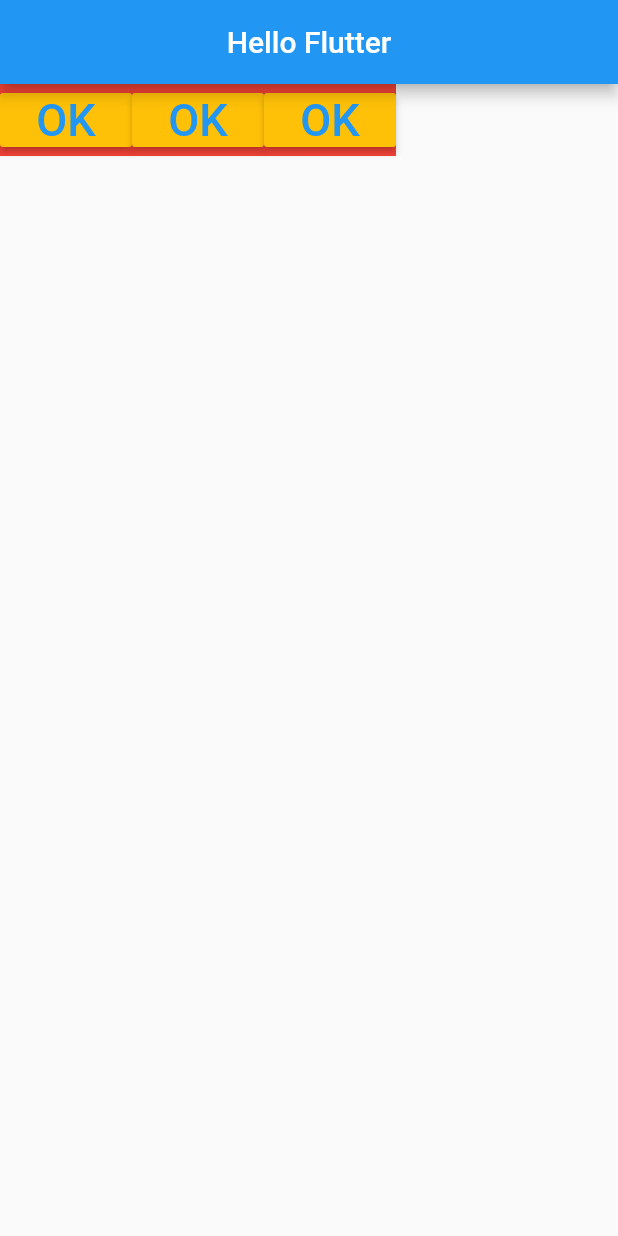
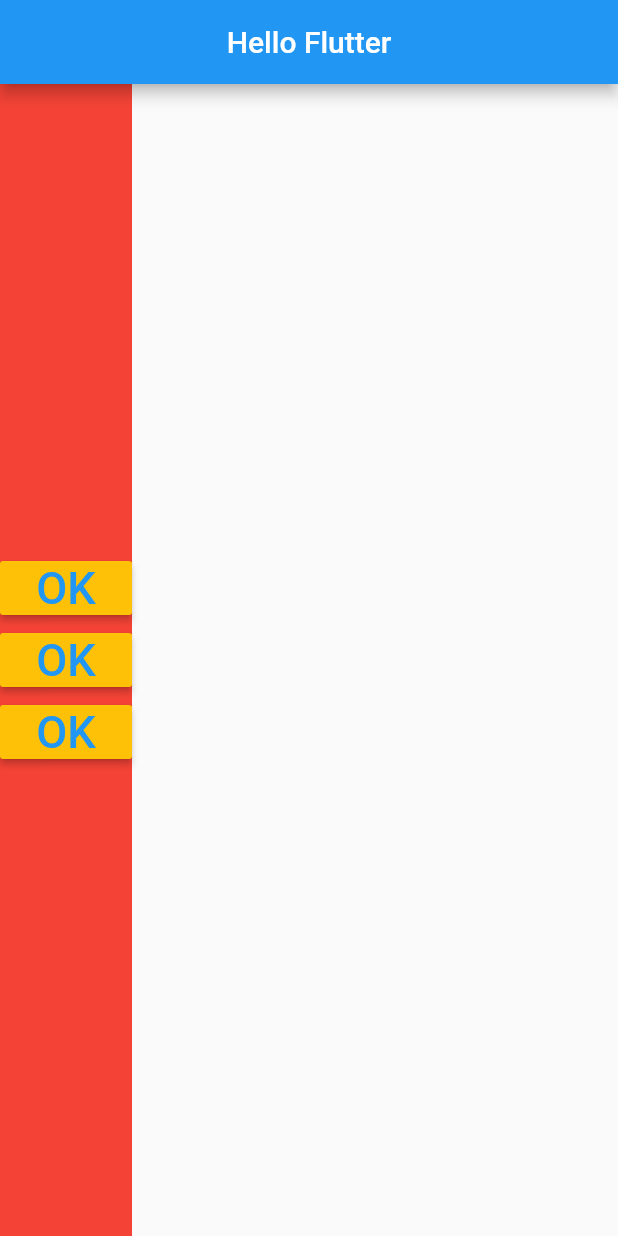
Before and after one commit to LucianoFraga27/Flutter_01_Widgets, a Flutter app: the screen it shows after launch, on a phone screen of 412 x 824 dp. Run offline on Flutter 3.47's test engine with Material 2 defaults, Android fonts, the phone set to English and light mode, and no system bars; missing offline and left inert: dart:ffi.

Commit message:
Column mainAxisAlignment

```diff
--- a/lib/home_page.dart
+++ b/lib/home_page.dart
@@ -18,8 +18,11 @@ class HomePage extends StatelessWidget {
   _body() {
     return Container(
       color: Colors.red,
-      child: Row(
-        mainAxisSize: MainAxisSize.min,
+      child: Column(
+        mainAxisAlignment: MainAxisAlignment.center, // Centralizando valores dentro da coluna
+        // mainAxisAlignment: MainAxisAlignment.end, // Ponto os valores no fim da coluna
+        // mainAxisAlignment: MainAxisAlignment.start, // Ponto os valores no inicio da coluna
+        mainAxisSize: MainAxisSize.max,
         children: [
           _button(),
           _button(),
```
Also changed, not shown: 1 other file.
